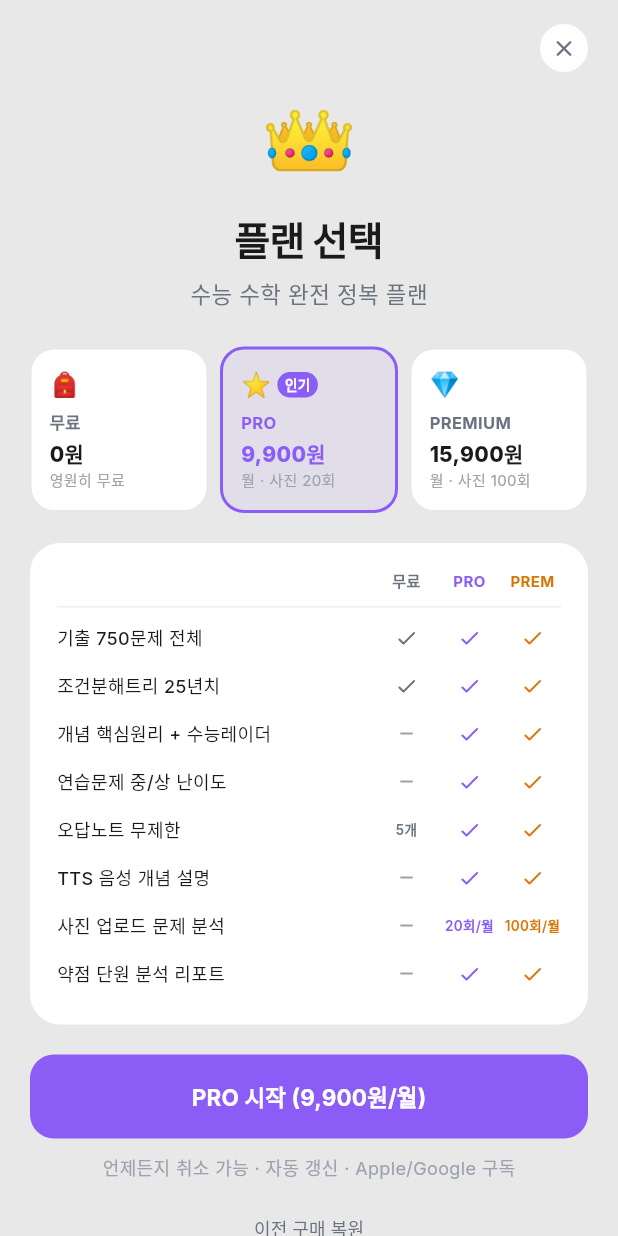
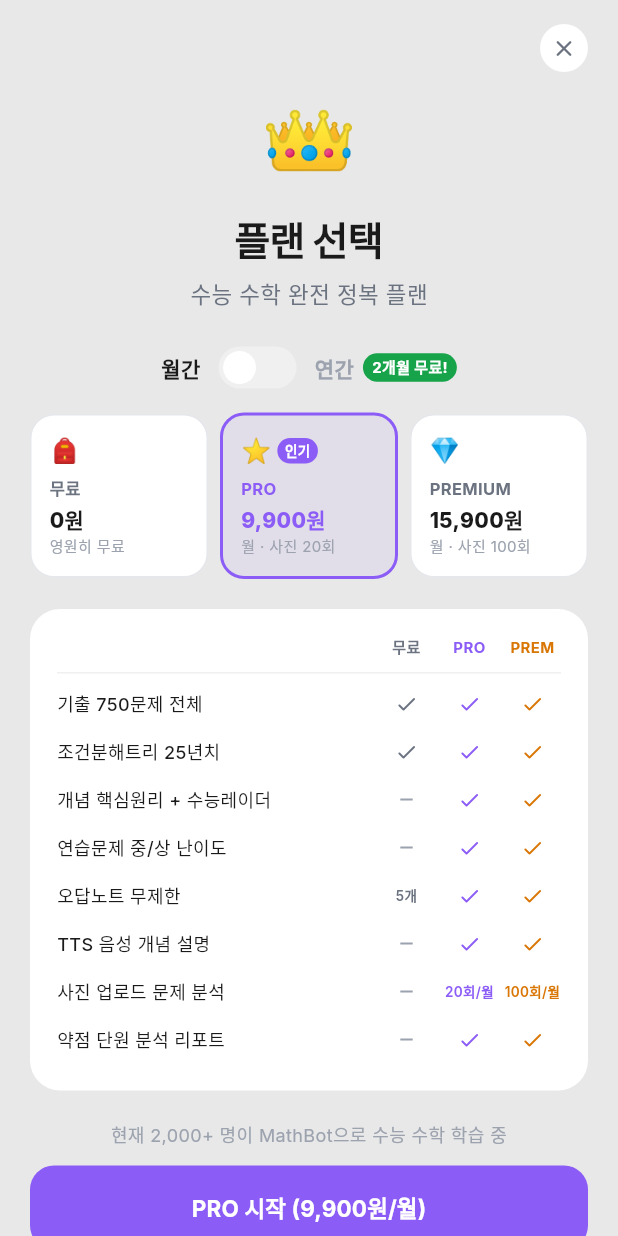
Before and after one commit to yongal74/mathbot-app, a Flutter app: the PaywallScreen screen opened directly, on a phone screen of 412 x 824 dp. Run offline on Flutter 3.47's test engine with Material 3 defaults, Android fonts, the phone set to English and light mode, and no system bars; our stand-ins replace audioplayers, flutter_tts, google_fonts, image_picker, in_app_purchase, shared_preferences; accounts and stored records are empty; project files that could hold a hidden picture were left out.

Commit message:
feat(TDD): 무료체험 7일 + 연간플랜 + 페이월 개선
Co-Authored-By: Claude Sonnet 4.6 <noreply@anthropic.com>

```diff
--- a/lib/screens/paywall_screen.dart
+++ b/lib/screens/paywall_screen.dart
@@ -14,6 +14,7 @@ class PaywallScreen extends StatefulWidget {
 class _PaywallScreenState extends State<PaywallScreen> {
   String _selected = 'pro'; // 'free', 'pro', 'premium'
   bool _purchasing = false;
+  bool _isYearly = false;
 
   @override
   void initState() {
@@ -58,8 +59,8 @@ class _PaywallScreenState extends State<PaywallScreen> {
       return;
     }
     final productId = _selected == 'premium'
-        ? ProductIds.premium
-        : ProductIds.pro;
+        ? (_isYearly ? ProductIds.premiumYearly : ProductIds.premium)
+        : (_isYearly ? ProductIds.proYearly : ProductIds.pro);
     setState(() => _purchasing = true);
     try {
       await svc.buy(productId);
@@ -167,6 +168,49 @@ class _PaywallScreenState extends State<PaywallScreen> {
 
               const SizedBox(height: 24),
 
+              // 월간/연간 토글
+              Padding(
+                padding: const EdgeInsets.symmetric(horizontal: 20),
+                child: Row(
+                  mainAxisAlignment: MainAxisAlignment.center,
+                  children: [
+                    Text('월간', style: GoogleFonts.inter(fontSize: 14, fontWeight: FontWeight.w600, color: !_isYearly ? AppColors.textPrimary : AppColors.textTertiary)),
+                    const SizedBox(width: 12),
+                    GestureDetector(
+                      onTap: () => setState(() => _isYearly = !_isYearly),
+                      child: AnimatedContainer(
+                        duration: const Duration(milliseconds: 200),
+                        width: 52, height: 28,
+                        decoration: BoxDecoration(
+                          color: _isYearly ? AppColors.primary : AppColors.border,
+                          borderRadius: BorderRadius.circular(14),
+                        ),
+                        child: AnimatedAlign(
+                          duration: const Duration(milliseconds: 200),
+                          alignment: _isYearly ? Alignment.centerRight : Alignment.centerLeft,
+                          child: Container(
+                            margin: const EdgeInsets.all(3),
+                            width: 22, height: 22,
+                            decoration: const BoxDecoration(color: Colors.white, shape: BoxShape.circle),
+                          ),
+                        ),
+                      ),
+                    ),
+                    const SizedBox(width: 12),
+                    Row(children: [
+                      Text('연간', style: GoogleFonts.inter(fontSize: 14, fontWeight: FontWeight.w600, color: _isYearly ? AppColors.textPrimary : AppColors.textTertiary)),
+                      const SizedBox(width: 6),
+                      Container(
+                        padding: const EdgeInsets.symmetric(horizontal: 6, vertical: 2),
+                        decoration: BoxDecoration(color: const Color(0xFF16A34A), borderRadius: BorderRadius.circular(20)),
+                        child: Text('2개월 무료!', style: GoogleFonts.inter(fontSize: 10, fontWeight: FontWeight.w700, color: Colors.white)),
+                      ),
+                    ]),
+                  ],
+                ),
+              ),
+              const SizedBox(height: 16),
+
               // 플랜 카드 3개
               Padding(
                 padding: const EdgeInsets.symmetric(horizontal: 20),
@@ -192,8 +236,8 @@ class _PaywallScreenState extends State<PaywallScreen> {
                         child: _PlanCard(
                           emoji: '⭐',
                           label: 'PRO',
-                          price: '9,900원',
-                          sub: '월 · 사진 20회',
+                          price: _isYearly ? '65,000원' : '9,900원',
+                          sub: _isYearly ? '년 · 월 5,417원' : '월 · 사진 20회',
                           selected: _selected == 'pro',
                           color: AppColors.primary,
                           badge: '인기',
@@ -207,8 +251,8 @@ class _PaywallScreenState extends State<PaywallScreen> {
                         child: _PlanCard(
                           emoji: '💎',
                           label: 'PREMIUM',
-                          price: '15,900원',
-                          sub: '월 · 사진 100회',
+                          price: _isYearly ? '99,000원' : '15,900원',
+                          sub: _isYearly ? '년 · 월 8,250원' : '월 · 사진 100회',
                           selected: _selected == 'premium',
                           color: const Color(0xFFD97706),
                         ),
@@ -263,6 +307,17 @@ class _PaywallScreenState extends State<PaywallScreen> {
 
               const SizedBox(height: 20),
 
+              // 소셜 프루프
+              Padding(
+                padding: const EdgeInsets.symmetric(horizontal: 20),
+                child: Text(
+                  '현재 2,000+ 명이 MathBot으로 수능 수학 학습 중',
+                  textAlign: TextAlign.center,
+                  style: GoogleFonts.inter(fontSize: 12, color: AppColors.textTertiary),
+                ),
+              ),
+              const SizedBox(height: 12),
+
               // CTA 버튼
               Padding(
                 padding: const EdgeInsets.symmetric(horizontal: 20),
@@ -291,8 +346,8 @@ class _PaywallScreenState extends State<PaywallScreen> {
                             _selected == 'free'
                                 ? '무료로 계속하기'
                                 : _selected == 'pro'
-                                    ? 'PRO 시작 (9,900원/월)'
-                                    : 'PREMIUM 시작 (15,900원/월)',
+                                    ? (_isYearly ? 'PRO 시작 (65,000원/년)' : 'PRO 시작 (9,900원/월)')
+                                    : (_isYearly ? 'PREMIUM 시작 (99,000원/년)' : 'PREMIUM 시작 (15,900원/월)'),
                             style: GoogleFonts.inter(
                                 fontSize: 15, fontWeight: FontWeight.w700),
                           ),
--- a/lib/services/purchase_service.dart
+++ b/lib/services/purchase_service.dart
@@ -7,9 +7,36 @@ import 'package:shared_preferences/shared_preferences.dart';
 
 /// 구독 상품 ID
 class ProductIds {
-  static const String pro     = 'mathbot_pro_monthly';
-  static const String premium = 'mathbot_premium_monthly';
-  static const Set<String> all = {pro, premium};
+  static const String pro           = 'mathbot_pro_monthly';
+  static const String premium       = 'mathbot_premium_monthly';
+  static const String proYearly     = 'mathbot_pro_yearly';
+  static const String premiumYearly = 'mathbot_premium_yearly';
+  static const Set<String> all = {
+    'mathbot_pro_monthly',
+    'mathbot_premium_monthly',
+    'mathbot_pro_yearly',
+    'mathbot_premium_yearly',
+  };
+
+  // 연간 가격 (원)
+  static const Map<String, int> yearlyPrices = {
+    'mathbot_pro_yearly':     65000,
+    'mathbot_premium_yearly': 99000,
+  };
+
+  // 월 환산가 (원, 반올림)
+  static int yearlyToMonthlyEquivalent(String productId) {
+    final yearly = yearlyPrices[productId] ?? 0;
+    return (yearly / 12).round();
+  }
+
+  // 절약율 % (vs 월간 × 12)
+  static int yearlySavingsPercent(String productId) {
+    final monthlyPrice = productId == proYearly ? 9900 : 15900;
+    final yearlyPrice = yearlyPrices[productId] ?? 0;
+    if (yearlyPrice == 0) return 0;
+    return (((monthlyPrice * 12 - yearlyPrice) / (monthlyPrice * 12)) * 100).round();
+  }
 }
 
 /// Firebase Cloud Functions 검증 서버
@@ -147,8 +174,10 @@ class PurchaseService extends ChangeNotifier {
   }
 
   Future<void> _deliverProduct(PurchaseDetails purchase) async {
-    final tier = purchase.productID == ProductIds.premium
-        ? PlanTier.premium : PlanTier.pro;
+    final id = purchase.productID;
+    final tier = (id == ProductIds.premium || id == ProductIds.premiumYearly)
+        ? PlanTier.premium
+        : PlanTier.pro;
     await _saveTier(tier);
   }
 
@@ -176,6 +205,29 @@ class PurchaseService extends ChangeNotifier {
     await _saveTier(tier);
   }
 
+  /// 무료 체험 가능 여부 (static, SharedPreferences 기반)
+  static Future<bool> checkFreeTrialAvailable() async {
+    final prefs = await SharedPreferences.getInstance();
+    return !(prefs.getBool('free_trial_used') ?? false);
+  }
+
+  /// 체험 시작
+  static Future<void> startFreeTrial() async {
+    final prefs = await SharedPreferences.getInstance();
+    await prefs.setBool('free_trial_used', true);
+    await prefs.setString('free_trial_start', DateTime.now().toIso8601String());
+  }
+
+  /// 남은 체험 일수 (0이면 만료)
+  static Future<int> trialDaysRemaining() async {
+    final prefs = await SharedPreferences.getInstance();
+    final startStr = prefs.getString('free_trial_start');
+    if (startStr == null) return 7;
+    final start = DateTime.parse(startStr);
+    final elapsed = DateTime.now().difference(start).inDays;
+    return (7 - elapsed).clamp(0, 7);
+  }
+
   @override
   void dispose() {
     _sub?.cancel();
```
Also changed, not shown: 1 other file.
